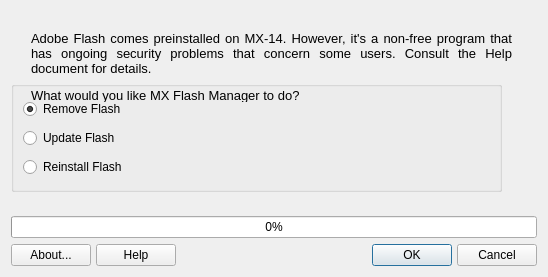
Old version of the form mxflash.ui in the repository MX-Linux/mx-flash.
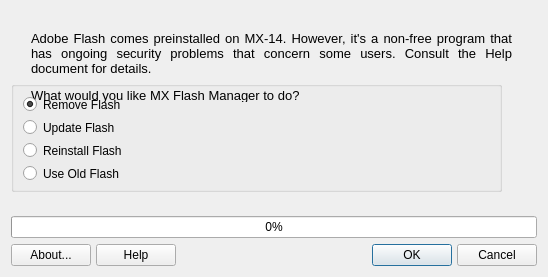
New version of the form. Icons and pictures are not drawn.

Commit message: added old flash option

```diff
--- a/mxflash.ui
+++ b/mxflash.ui
@@ -60,7 +60,6 @@
         </sizepolicy>
        </property>
        <property name="title">
-        <string/>
        </property>
        <layout class="QGridLayout" name="_2">
         <property name="margin">
@@ -99,6 +98,13 @@
           </property>
          </widget>
         </item>
+        <item row="6" column="0">
+         <widget class="QRadioButton" name="oldRadioButton">
+          <property name="text">
+           <string>Use Old Flash</string>
+          </property>
+         </widget>
+        </item>
        </layout>
       </widget>
      </widget>
```
Left out of the diff: 13 changed lines with no effect on the pictures. The commit also changes 9 other files.
